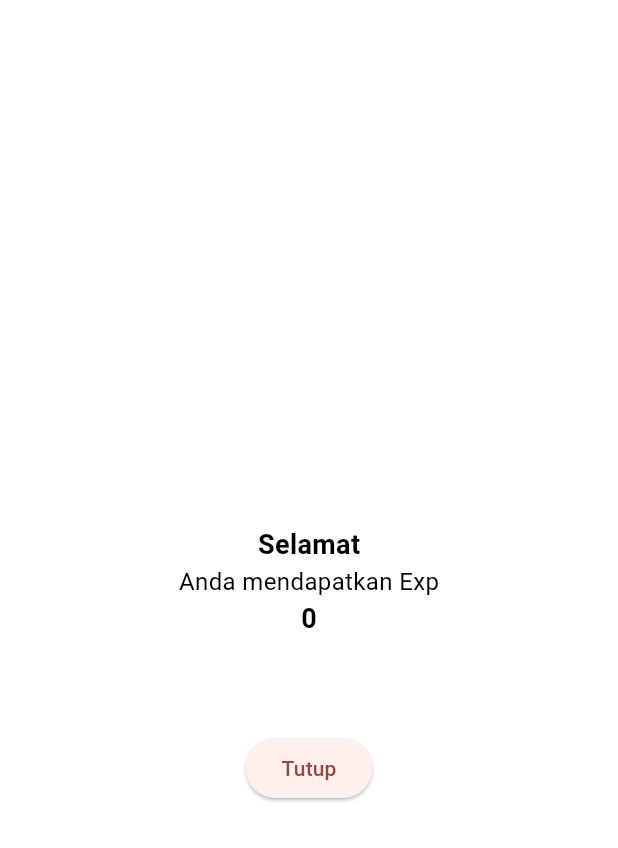
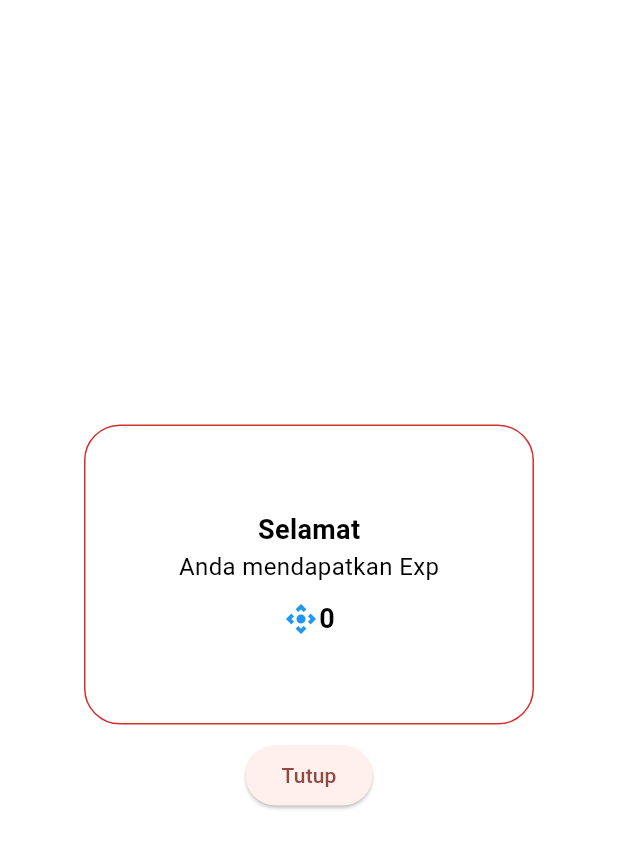
Before and after one commit to mariopandapotansimarmata/jogja_kita_gamification, a Flutter app: the ResultOverlay screen opened directly with empty values, on a phone screen of 412 x 824 dp. Shown: the top 848 px of the screen. Run offline on Flutter 3.47's test engine with Material 3 defaults, Android fonts, the light colour scheme and no system bars; our stand-ins replace geolocator, google_maps_flutter, image_picker, percent_indicator, sliding_up_panel, sqflite; missing offline and left inert: overlay_loading_progress, qr_code_scanner, scan; accounts and stored records are empty.

Commit message:
fix overlay ui, exp logic after finish the quiz

```diff
--- a/lib/views/home/quiz/quiz.dart
+++ b/lib/views/home/quiz/quiz.dart
@@ -30,6 +30,7 @@ class _QuizzPageState extends State<QuizzPage> {
   @override
   Widget build(BuildContext context) {
     var quizVM = context.watch<QuizViewModel>();
+    var user = context.read<UserViewModel>();
     return Scaffold(
       appBar: AppBar(
         backgroundColor: Colors.white,
@@ -143,7 +144,6 @@ class _QuizzPageState extends State<QuizzPage> {
                   ],
                 ),
                 SizedBox(
-                    // margin: const EdgeInsets.only(bottom: 20),
                     height: 68,
                     width: MediaQuery.of(context).size.width,
                     child: widget.indexQuestion == (widget.listQuiz.length - 1)
@@ -179,6 +179,10 @@ class _QuizzPageState extends State<QuizzPage> {
                                   ),
                                 );
                               }
+
+                              user.currentUser!.setExp =
+                                  (quizVM.totalCorrectAnswer * 5);
+                              await user.updateUser(user.currentUser!);
                               quizVM.setTotalScoreToZero();
                             },
                             style: ElevatedButton.styleFrom(
--- a/lib/views/home/quiz/quiz_widget/result_overlay.dart
+++ b/lib/views/home/quiz/quiz_widget/result_overlay.dart
@@ -19,7 +19,10 @@ class ResultOverlay extends StatelessWidget {
             Container(
               height: 200,
               width: 300,
-              decoration: const BoxDecoration(color: Colors.white),
+              decoration: BoxDecoration(
+                  border: Border.all(color: Color(0xFFD32F2F)),
+                  color: Color(0xFFffffff).withOpacity(0.9),
+                  borderRadius: BorderRadius.all(Radius.circular(24))),
               child: Center(
                 child: Column(
                   mainAxisAlignment: MainAxisAlignment.center,
@@ -35,23 +38,38 @@ class ResultOverlay extends StatelessWidget {
                       "Anda mendapatkan Exp",
                       style: TextStyle(color: Colors.black, fontSize: 16),
                     ),
+                    Padding(
+                      padding: const EdgeInsets.only(top: 10.0),
+                      child: Row(
+                        mainAxisAlignment: MainAxisAlignment.center,
+                        children: [
+                          Icon(
+                            Icons.control_camera,
+                            color: Colors.blue,
+                          ),
                           Text(
-                      "${quizVM.totalCorrectAnswer}",
+                            "${quizVM.totalCorrectAnswer * 5}",
                             style: const TextStyle(
                                 color: Colors.black,
                                 fontSize: 18,
                                 fontWeight: FontWeight.bold),
+                          ),
+                        ],
+                      ),
                     )
                   ],
                 ),
               ),
             ),
-            ElevatedButton(
+            Padding(
+              padding: const EdgeInsets.only(top: 10.0),
+              child: ElevatedButton(
                   onPressed: () {
                     onComplete();
                     OverlayLoadingProgress.stop();
                   },
-                child: const Text("Tutup"))
+                  child: const Text("Tutup")),
+            )
           ],
         ),
       ),
```
Also changed, not shown: lib/views/order/active_order/active_order.dart (+12 -3 lines), 1 other file. Lines whose indentation alone changed are shown as unchanged.
